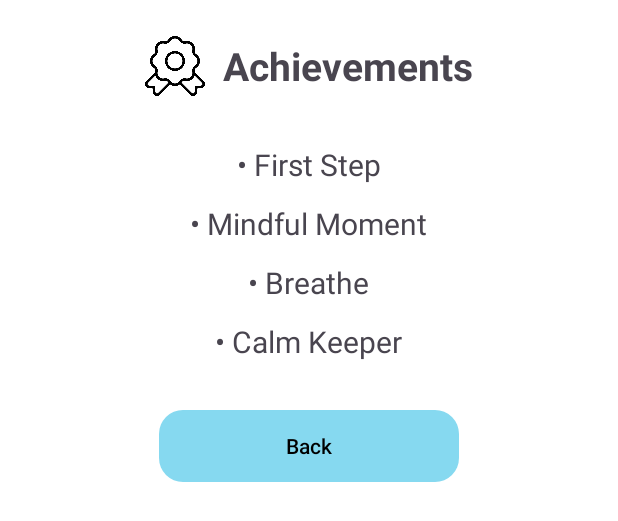
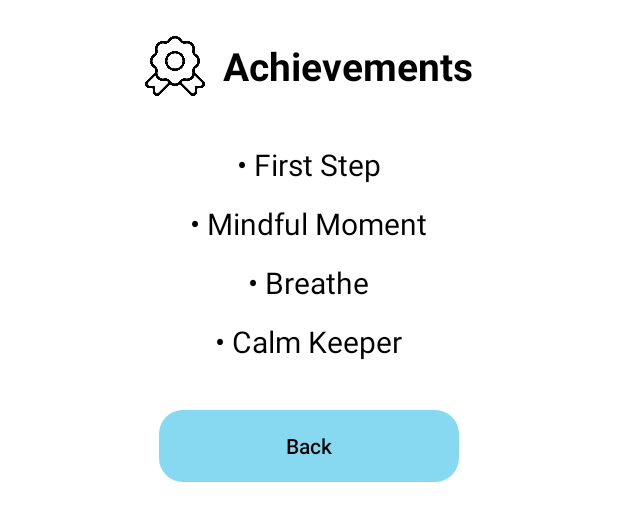
Before and after one commit to ISIS3510-202520/Kotlin, an Android app built with Jetpack Compose: the layout activity_achivements.xml on its own in the app's theme, with its tools: preview values and no code run, on a phone screen of 412 x 824 dp. Shown: the top 521 px of the screen. Run offline under Robolectric (Android 15) with nearby library versions, the phone set to English and light mode, and no system bars.

Commit message:
changes in achivements viwe

```diff
--- a/app/src/main/AndroidManifest.xml
+++ b/app/src/main/AndroidManifest.xml
@@ -72,6 +72,10 @@
             android:name=".view.profile.ProfileActivity"
             android:exported="false" />
 
+        <activity
+            android:name=".view.achivements.achivements"
+            android:exported="false" />
+
         <!-- ✅ File provider -->
         <provider
             android:name="androidx.core.content.FileProvider"
@@ -83,5 +87,7 @@
                 android:resource="@xml/file_paths" />
         </provider>
 
+
+
     </application>
 </manifest>
--- a/app/src/main/java/com/example/here4u/view/home/home.kt
+++ b/app/src/main/java/com/example/here4u/view/home/home.kt
@@ -45,6 +45,8 @@ import kotlinx.coroutines.delay
 import kotlinx.coroutines.withContext
 import java.text.SimpleDateFormat
 import java.util.Locale
+import  com.example.here4u.view.achivements.achivements
+
 
 @AndroidEntryPoint
 class home : AppCompatActivity() {
@@ -132,6 +134,11 @@ class home : AppCompatActivity() {
 
         }
 
+        binding.btnAchievements.setOnClickListener {
+            startActivity(Intent(this, achivements::class.java))
+
+        }
+
         val container = binding.containerJournals
         val inflater = LayoutInflater.from(this)
         viewModel.lastFive.observe(this) { journals ->
--- a/app/src/main/res/layout/activity_achivements.xml
+++ b/app/src/main/res/layout/activity_achivements.xml
@@ -19,6 +19,7 @@
             android:src="@drawable/ic_medal"
         android:layout_width="40dp"
         android:layout_height="40dp"
+
         />
 
         <TextView
@@ -27,7 +28,8 @@
             android:textStyle="bold"
             android:layout_marginStart="12dp"
             android:layout_width="wrap_content"
-            android:layout_height="wrap_content" />
+            android:layout_height="wrap_content"
+            android:textColor="@android:color/black"/>
     </LinearLayout>
 
     <!-- Achievements list -->
@@ -36,28 +38,32 @@
         android:textSize="20sp"
         android:layout_marginBottom="12dp"
         android:layout_width="wrap_content"
-        android:layout_height="wrap_content" />
+        android:layout_height="wrap_content"
+        android:textColor="@android:color/black"/>
 
     <TextView
         android:text="• Mindful Moment"
         android:textSize="20sp"
         android:layout_marginBottom="12dp"
         android:layout_width="wrap_content"
-        android:layout_height="wrap_content" />
+        android:layout_height="wrap_content"
+        android:textColor="@android:color/black"/>
 
     <TextView
         android:text="• Breathe"
         android:textSize="20sp"
         android:layout_marginBottom="12dp"
         android:layout_width="wrap_content"
-        android:layout_height="wrap_content" />
+        android:layout_height="wrap_content"
+        android:textColor="@android:color/black"/>
 
     <TextView
         android:text="• Calm Keeper"
         android:textSize="20sp"
         android:layout_marginBottom="32dp"
         android:layout_width="wrap_content"
-        android:layout_height="wrap_content" />
+        android:layout_height="wrap_content"
+        android:textColor="@android:color/black"/>
 
 
     <Button
```
